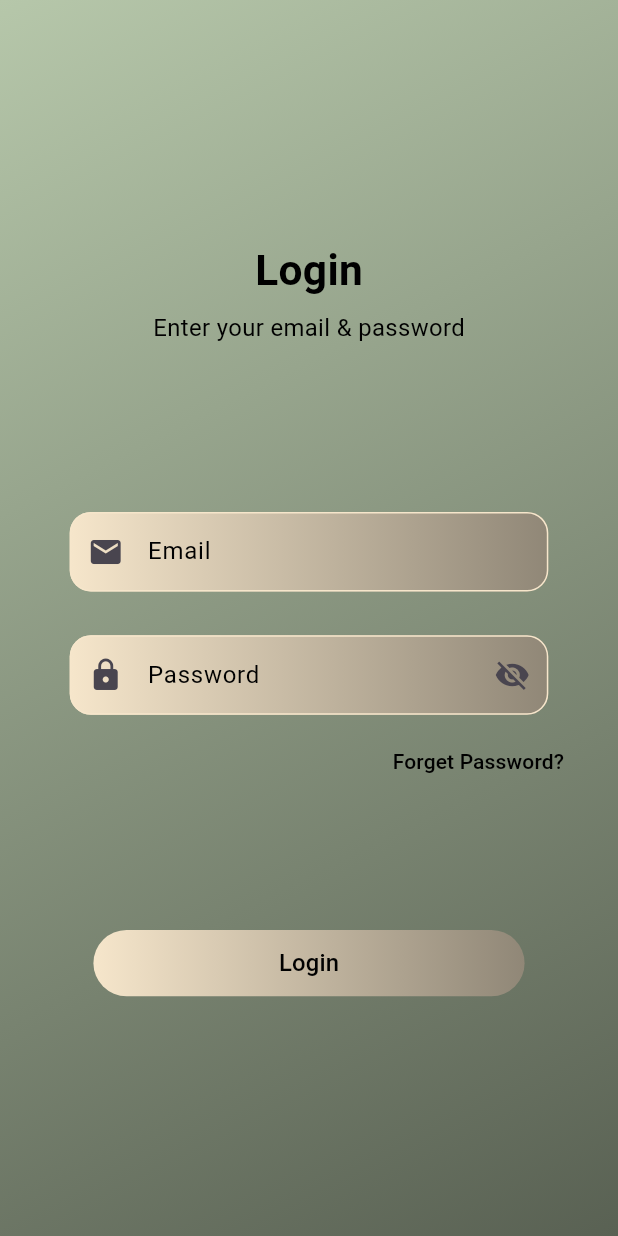
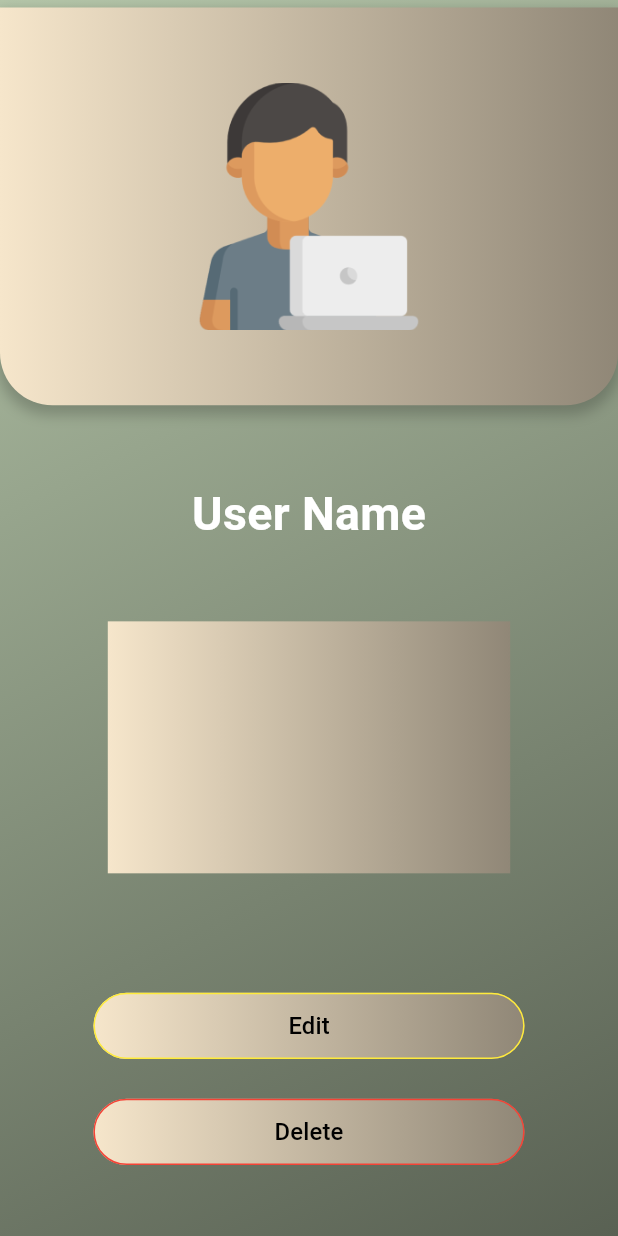
Before and after one commit to HendSayed25/ALQAYSAR_Rates, a Flutter app: the screen it shows after launch, on a phone screen of 412 x 824 dp. Run offline on Flutter 3.47's test engine with Material 3 defaults, Android fonts, the phone set to English and light mode, and no system bars; our stand-ins replace dartz, easy_localization, equatable, firebase_core, flutter_bloc, flutter_layout_grid and 6 more; accounts and stored records are empty; Roboto replaces fonts that are missing (SacrificeDemo).

```diff
--- a/lib/app/app.dart
+++ b/lib/app/app.dart
@@ -23,7 +23,7 @@ class MyApp extends StatelessWidget {
         localizationsDelegates: [EasyLocalization.of(context)!.delegate],
         theme: ThemeData(fontFamily: AppLanguages.getPrimaryFont(context)),
         onGenerateRoute: RouteGenerator.getRoute,
-        initialRoute: Routes.homeScreenUserRoute,
+        initialRoute: Routes.userOverviewScreenRoute,
       ),
     );
   }
--- a/lib/core/config/routes/route_constants.dart
+++ b/lib/core/config/routes/route_constants.dart
@@ -7,5 +7,6 @@ class Routes {
   static const String homeScreenAdminRoute = "/homeAdmin";
   static const String showAllForAdminRoute = "/showAllAdmin";
   static const String searchScreenRoute = "/search";
+  static const String userOverviewScreenRoute = "/overview";
 
 }
--- a/lib/core/config/routes/router.dart
+++ b/lib/core/config/routes/router.dart
@@ -1,5 +1,6 @@
 import 'package:alqaysar_rates/features/ui/pages/search_screen/search_screen.dart';
 import 'package:alqaysar_rates/features/ui/cubit/customer_cubit.dart';
+import 'package:alqaysar_rates/features/ui/pages/user_over_view/user_overView_screen.dart';
 import 'package:flutter/material.dart';
 import 'package:flutter_bloc/flutter_bloc.dart';
 
@@ -17,10 +18,10 @@ class RouteGenerator {
 
   static Route<dynamic> getRoute(RouteSettings settings) {
     switch (settings.name) {
-      case Routes.splashScreenRoute:
-        return MaterialPageRoute(
-          builder: (context) => const SplashScreen(),
-        );
+      // case Routes.splashScreenRoute:
+      //   return MaterialPageRoute(
+      //     builder: (context) => const SplashScreen(),
+      //   );
 
       case Routes.loginScreenRoute:
         return MaterialPageRoute(
@@ -58,6 +59,10 @@ class RouteGenerator {
             child: const SearchScreen(),
           ),
         );
+      case Routes.userOverviewScreenRoute:
+        return MaterialPageRoute(
+          builder: (context) => const UserOverViewScreen(),
+        );
 
       default:
         return unDefinedRoute();
--- a/lib/core/resource/strings.dart
+++ b/lib/core/resource/strings.dart
@@ -24,8 +24,11 @@ class AppStrings {
   static const String hiAdmin = "Hi Admin";
   static const String showAll = "Show All";
   static const String add = "Add";
+  static const String edit = "Edit";
+  static const String delete = "Delete";
   static const String nameRequired = "Name is required";
   static const String customerAddedSuccessfully = "Customer added successfully!";
+  static const String customerEditedSuccessfully = "Customer edited successfully!";
   static const String search = "Search";
 
   // Bottom Sheet Design
--- /dev/null
+++ b/lib/features/ui/pages/user_over_view/user_overView_screen.dart
@@ -0,0 +1,126 @@
+import 'package:alqaysar_rates/core/helper/extensions.dart';
+import 'package:alqaysar_rates/core/resource/assets_manager.dart';
+import 'package:alqaysar_rates/core/resource/strings.dart';
+import 'package:alqaysar_rates/features/ui/common/bottom_sheet_design.dart';
+import 'package:alqaysar_rates/features/ui/common/custom_button.dart';
+import 'package:flutter/material.dart';
+import 'package:flutter_bloc/flutter_bloc.dart';
+import 'package:flutter_screenutil/flutter_screenutil.dart';
+import 'package:logger/logger.dart';
+
+import '../../../../core/config/routes/route_constants.dart';
+import '../../../../core/resource/colors_manager.dart';
+import '../../../../service_locator.dart';
+import '../../../data/local/app_prefs.dart';
+import '../../../domain/entities/customer.dart';
+import '../../cubit/customer_cubit.dart';
+import '../../states/customer_state.dart';
+
+class UserOverViewScreen extends StatelessWidget {
+  const UserOverViewScreen({super.key});
+
+  @override
+  Widget build(BuildContext context) {
+    return Scaffold(
+      resizeToAvoidBottomInset: false,
+      body: Container(
+        decoration: const BoxDecoration(
+          gradient: LinearGradient(
+            colors: AppColors.backgroundColor,
+            begin: Alignment.topLeft,
+            end: Alignment.bottomRight,
+          ),
+        ),
+        child: Padding(
+          padding: EdgeInsets.only(top: 5.0),
+          child: Column(
+                  crossAxisAlignment: CrossAxisAlignment.center,
+                  children: [
+                    Stack(
+                      children: [
+                        Container(
+                          width: MediaQuery.of(context).size.width,
+                          height: 300.h,
+                          decoration:  BoxDecoration(
+                            gradient: const LinearGradient(
+                              colors: AppColors.primaryContainerColor,
+                              begin: Alignment.topLeft,
+                              end: Alignment.topRight,
+                            ),
+                            borderRadius: BorderRadius.only(bottomLeft: Radius.circular(35),bottomRight:  Radius.circular(35)),
+                              boxShadow: [
+                                BoxShadow(
+                                  color: Colors.black.withOpacity(0.2),
+                                  spreadRadius: 2.r,
+                                  blurRadius: 8.r,
+                                  offset: const Offset(0, 4),
+                                ),
+                              ]
+                          ),
+                          child: Container(
+                            padding: const EdgeInsets.all(50.0),
+                            width: 50.w,
+                            height: 50.h,
+                            child: Image.asset(
+                                  ImageAssets.person,
+                              fit: BoxFit.contain,
+
+                                ),
+                          ),
+
+                        ),
+                      ],
+                    ),
+                    Container(
+                      margin: EdgeInsets.all(50.0),
+                        child: Text("User Name",
+                        style: TextStyle(
+                          color: Colors.white,
+                          fontWeight: FontWeight.bold,
+                          fontSize: 35.sp,
+
+                        ),)
+                    ),
+                 Container(
+                   width: 280.w,
+                   height: 190.h,
+                   decoration:  const BoxDecoration(
+                     gradient: LinearGradient(
+                       colors: AppColors.primaryContainerColor,
+                       begin: Alignment.topLeft,
+                       end: Alignment.topRight,
+                     ),
+                   )
+
+                 ),
+
+                    SizedBox(height: 90.h),
+                    CustomButton(
+                      gradient: const LinearGradient(
+                        colors: AppColors.primaryContainerColor,
+                      ),
+                      colorOfBorder: Colors.yellow,
+                      text: AppStrings.edit,
+                      onPressed: () {
+                      //  context.pushNamed(Routes.showAllForAdminRoute);
+                      },
+                    ),
+                    SizedBox(height: 30.h),
+                    CustomButton(
+                      gradient: const LinearGradient(
+                        colors: AppColors.primaryContainerColor,
+                      ),
+                      colorOfBorder: Colors.red,
+                      text: AppStrings.delete,
+                      onPressed: () {
+                        //  context.pushNamed(Routes.showAllForAdminRoute);
+                      },
+                    ),
+
+                 ],
+                ),
+        ),
+      ),
+    );
+  }
+}
--- a/lib/main.dart
+++ b/lib/main.dart
@@ -1,3 +1,4 @@
+import 'package:firebase_core/firebase_core.dart';
 import 'package:flutter/material.dart';
 import 'package:flutter/services.dart';
 import 'package:easy_localization/easy_localization.dart';
@@ -9,6 +10,9 @@ import 'service_locator.dart';
 late final WidgetsBinding engine;
 
 void main() async {
+
+
+
   engine = WidgetsFlutterBinding.ensureInitialized();
   SystemChrome.setSystemUIOverlayStyle(
     const SystemUiOverlayStyle(
--- a/pubspec.yaml
+++ b/pubspec.yaml
@@ -47,6 +47,8 @@ dependencies:
   logger:
   equatable:
   flutter_layout_grid:
+  firebase_core:
+  firebase_messaging:
 
 dev_dependencies:
   flutter_test:
```
Also changed, not shown: pubspec.lock, 5 other files.
